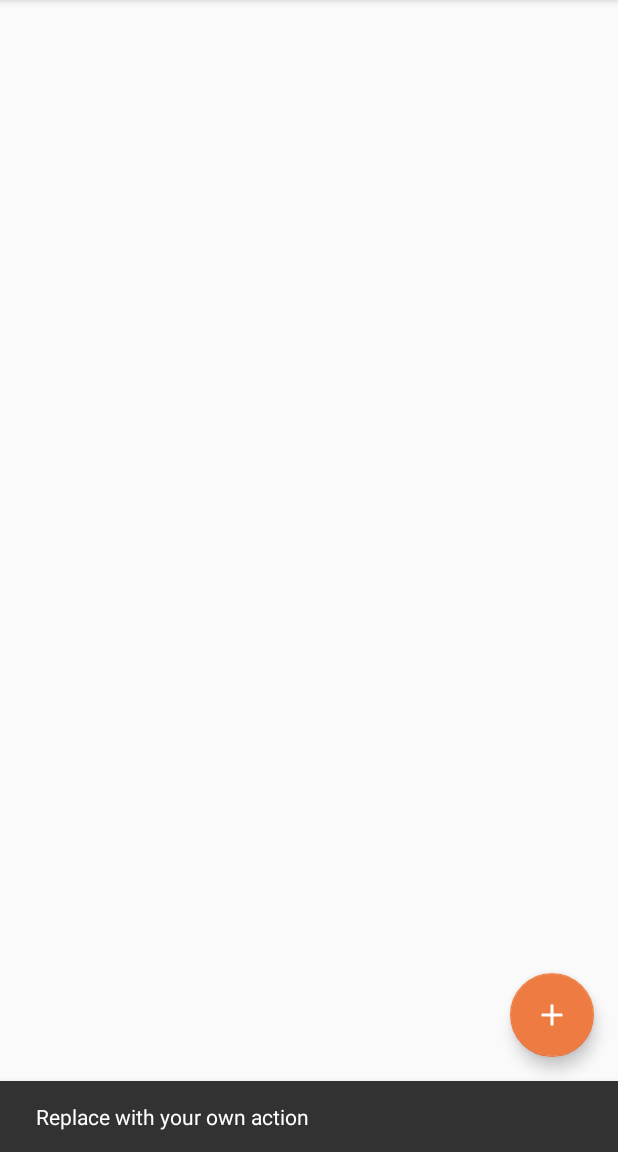
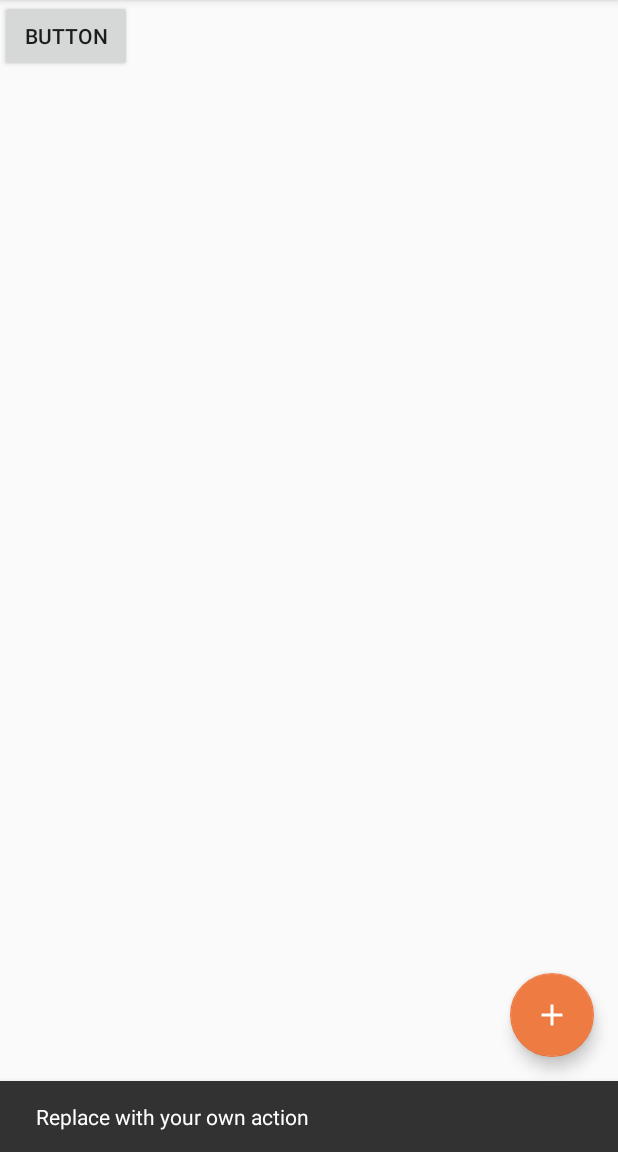
Before and after one commit to k-pypin/MERAAndroidApp, an Android app: the MainActivity screen opened directly, with no data from a screen before it, after a tap on an icon or button, on a phone screen of 412 x 824 dp, the part 84-1236 px from its top. Run offline under Robolectric (Android 15) with nearby library versions, the phone set to English and light mode, and no system bars; libraries missing offline, so code that uses them is left out: org.eclipse.paho.

Commit message:
Some adds

```diff
--- a/app/src/main/AndroidManifest.xml
+++ b/app/src/main/AndroidManifest.xml
@@ -1,6 +1,10 @@
 <?xml version="1.0" encoding="utf-8"?>
 <manifest xmlns:android="http://schemas.android.com/apk/res/android"
     package="com.example.trojan52.mqttsmartdevicecontroller">
+    <uses-permission android:name="android.permission.WAKE_LOCK" />
+    <uses-permission android:name="android.permission.INTERNET" />
+    <uses-permission android:name="android.permission.ACCESS_NETWORK_STATE" />
+    <uses-permission android:name="android.permission.READ_PHONE_STATE" />
 
     <application
         android:allowBackup="true"
@@ -27,6 +31,8 @@
                 android:name="android.support.PARENT_ACTIVITY"
                 android:value="com.example.trojan52.mqttsmartdevicecontroller.MainActivity" />
         </activity>
+        <service android:name="org.eclipse.paho.android.service.MqttService" >
+        </service>
     </application>
 
 </manifest>
--- a/app/src/main/java/com/example/trojan52/mqttsmartdevicecontroller/MainActivity.java
+++ b/app/src/main/java/com/example/trojan52/mqttsmartdevicecontroller/MainActivity.java
@@ -8,13 +8,22 @@ import android.support.design.widget.FloatingActionButton;
 import android.support.design.widget.Snackbar;
 import android.support.v7.app.AppCompatActivity;
 import android.support.v7.widget.Toolbar;
+import android.util.Log;
 import android.view.Menu;
 import android.view.MenuItem;
 import android.view.View;
+import android.widget.Button;
+
+import org.eclipse.paho.android.service.MqttAndroidClient;
+import org.eclipse.paho.client.mqttv3.IMqttActionListener;
+import org.eclipse.paho.client.mqttv3.IMqttToken;
+import org.eclipse.paho.client.mqttv3.MqttClient;
+import org.eclipse.paho.client.mqttv3.MqttConnectOptions;
+import org.eclipse.paho.client.mqttv3.MqttException;
 
 public class MainActivity extends AppCompatActivity {
-    ConnectionData cData;
-
+    private ConnectionData cData;
+    private Button btnSub;
     @Override
     protected void onCreate(Bundle savedInstanceState) {
         super.onCreate(savedInstanceState);
@@ -39,9 +48,72 @@ public class MainActivity extends AppCompatActivity {
                 getApplicationContext().getString(R.string.connect_user_key),
                 getApplicationContext().getString(R.string.connect_pass_key)
         );
+        btnSub = (Button)findViewById(R.id.connect);
+
+
+
+
+
         if(cData.hasEmptyValues()) {
             Intent intent = new Intent(getApplicationContext(), SettingsActivity.class);
             startActivity(intent);
+        } else {
+//            String clientId = MqttClient.generateClientId();
+//            final MqttAndroidClient client =
+//                    new MqttAndroidClient(this.getApplicationContext(), "tcp://"+ cData.getHost() + ":" + cData.getPort(),
+//                            clientId);
+//
+//
+//
+//            try {
+//                MqttConnectOptions options = new MqttConnectOptions();
+//                options.setUserName(cData.getUserName());
+//                options.setPassword(cData.getPassword().toCharArray());
+//                IMqttToken token = client.connect(options);
+//                token.setActionCallback(new IMqttActionListener() {
+//                    @Override
+//                    public void onSuccess(IMqttToken asyncActionToken) {
+//                        // We are connected
+//                        System.out.println("CONNECTED");
+//                    }
+//
+//                    @Override
+//                    public void onFailure(IMqttToken asyncActionToken, Throwable exception) {
+//                        // Something went wrong e.g. connection timeout or firewall problems
+//                        //Log.d(TAG, "onFailure");
+//                        System.out.println("NOT - CONNECTED");
+//
+//                    }
+//                });
+//            } catch (MqttException e) {
+//                e.printStackTrace();
+//            }
+
+//            btnSub.setOnClickListener(new View.OnClickListener() {
+//                @Override
+//                public void onClick(View v) {
+//                    String topic = cData.getUserName() + "feeds/kitchen.lamp-on-the-kitchen-1";
+//                    int qos = 1;
+//                    try {
+//                        final IMqttToken subToken = client.subscribe(topic, qos);
+//                        subToken.setActionCallback(new IMqttActionListener() {
+//                            @Override
+//                            public void onSuccess(IMqttToken asyncActionToken) {
+//                                System.out.println("SUBSCRIBED");
+//                            }
+//
+//                            @Override
+//                            public void onFailure(IMqttToken asyncActionToken,
+//                                                  Throwable exception) {
+//                                System.out.println("NOT - SUBSCRIBED");
+//
+//                            }
+//                        });
+//                    } catch (MqttException e) {
+//                        e.printStackTrace();
+//                    }
+//                }
+//            });
         }
 
     }
--- a/app/src/main/res/drawable/ic_launcher_background.xml
+++ b/app/src/main/res/drawable/ic_launcher_background.xml
@@ -5,7 +5,7 @@
     android:viewportWidth="108"
     android:viewportHeight="108">
     <path
-        android:fillColor="#008577"
+        android:fillColor="#00BCD4"
         android:pathData="M0,0h108v108h-108z" />
     <path
         android:fillColor="#00000000"
--- a/app/src/main/res/layout/content_main.xml
+++ b/app/src/main/res/layout/content_main.xml
@@ -8,4 +8,11 @@
     tools:context=".MainActivity"
     tools:showIn="@layout/activity_main">
 
+    <Button
+        android:id="@+id/connect"
+        android:layout_width="wrap_content"
+        android:layout_height="0dp"
+        android:text="Button"
+        tools:layout_editor_absoluteX="162dp"
+        tools:layout_editor_absoluteY="276dp" />
 </android.support.constraint.ConstraintLayout>
```
Also changed, not shown: app/build.gradle (+9 -0 lines), app/src/main/res/mipmap-hdpi/ic_launcher.png, app/src/main/res/mipmap-hdpi/ic_launcher_round.png, app/src/main/res/mipmap-mdpi/ic_launcher.png, app/src/main/res/mipmap-mdpi/ic_launcher_round.png, app/src/main/res/mipmap-xhdpi/ic_launcher.png, app/src/main/res/mipmap-xhdpi/ic_launcher_round.png, app/src/main/res/mipmap-xxhdpi/ic_launcher.png, app/src/main/res/mipmap-xxhdpi/ic_launcher_round.png, app/src/main/res/mipmap-xxxhdpi/ic_launcher.png, app/src/main/res/mipmap-xxxhdpi/ic_launcher_round.png.
